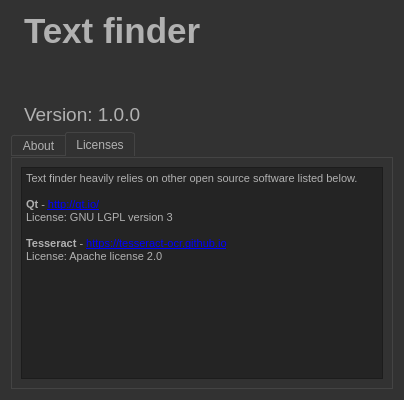
First picture: the form in about.ui, repository Paikerite/Text-finder, before the edit.
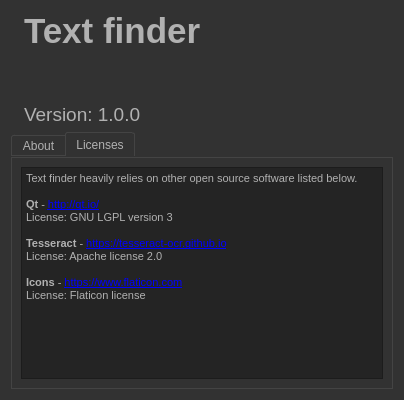
Second picture: the form after the edit. The open tabs and pages were chosen to show the change. Icons and pictures are not drawn.

Commit message: change ui for drawing and ui for about

Patch:
```diff
--- a/about.ui
+++ b/about.ui
@@ -660,7 +660,9 @@
 &lt;p style=&quot;-qt-paragraph-type:empty; margin-top:0px; margin-bottom:0px; margin-left:0px; margin-right:0px; -qt-block-indent:0; text-indent:0px;&quot;&gt;&lt;br /&gt;&lt;/p&gt;
 &lt;p style=&quot; margin-top:0px; margin-bottom:0px; margin-left:0px; margin-right:0px; -qt-block-indent:0; text-indent:0px;&quot;&gt;&lt;span style=&quot; font-weight:600;&quot;&gt;Tesseract &lt;/span&gt;- &lt;a href=&quot;https://tesseract-ocr.github.io&quot;&gt;&lt;span style=&quot; font-size:8pt; text-decoration: underline; color:#0000ff;&quot;&gt;https://tesseract-ocr.github.io&lt;/span&gt;&lt;/a&gt;&lt;/p&gt;
 &lt;p style=&quot; margin-top:0px; margin-bottom:0px; margin-left:0px; margin-right:0px; -qt-block-indent:0; text-indent:0px;&quot;&gt;License: Apache license 2.0&lt;/p&gt;
-&lt;p style=&quot;-qt-paragraph-type:empty; margin-top:0px; margin-bottom:0px; margin-left:0px; margin-right:0px; -qt-block-indent:0; text-indent:0px; font-size:8pt; text-decoration: underline; color:#0000ff;&quot;&gt;&lt;br /&gt;&lt;/p&gt;&lt;/body&gt;&lt;/html&gt;</string>
+&lt;p style=&quot;-qt-paragraph-type:empty; margin-top:0px; margin-bottom:0px; margin-left:0px; margin-right:0px; -qt-block-indent:0; text-indent:0px; font-size:8pt; text-decoration: underline; color:#0000ff;&quot;&gt;&lt;br /&gt;&lt;/p&gt;
+&lt;p style=&quot; margin-top:0px; margin-bottom:0px; margin-left:0px; margin-right:0px; -qt-block-indent:0; text-indent:0px;&quot;&gt;&lt;span style=&quot; font-size:8pt; font-weight:600; color:#b1b1b1;&quot;&gt;Icons&lt;/span&gt;&lt;span style=&quot; font-size:8pt; color:#b1b1b1;&quot;&gt; - &lt;/span&gt;&lt;span style=&quot; font-size:8pt; text-decoration: underline; color:#0000ff;&quot;&gt;https://www.flaticon.com&lt;/span&gt;&lt;/p&gt;
+&lt;p style=&quot; margin-top:0px; margin-bottom:0px; margin-left:0px; margin-right:0px; -qt-block-indent:0; text-indent:0px;&quot;&gt;&lt;span style=&quot; font-size:8pt; color:#b1b1b1;&quot;&gt;License: Flaticon license&lt;/span&gt;&lt;/p&gt;&lt;/body&gt;&lt;/html&gt;</string>
          </property>
         </widget>
        </item>
```
Left out of the diff: 2 changed lines with no effect on the pictures. The commit also changes 3 other files.
